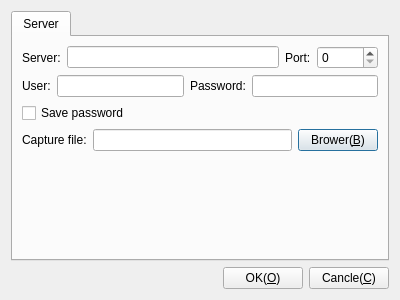
Old version of the form Viewer/Plugins/LibSSH/DlgSettingsSSH.ui in the repository KangLin/RabbitRemoteControl.
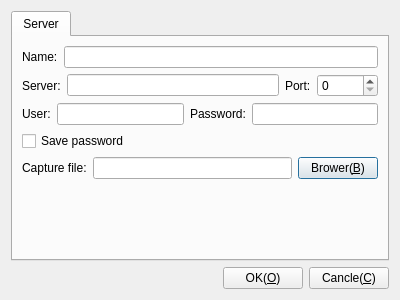
New version of the form.

Commit message: LibSSH: modify setting dailog for name

Patch:
```diff
--- a/Viewer/Plugins/LibSSH/DlgSettingsSSH.ui
+++ b/Viewer/Plugins/LibSSH/DlgSettingsSSH.ui
@@ -24,27 +24,21 @@
        <string>Server</string>
       </attribute>
       <layout class="QGridLayout" name="gridLayout">
-       <item row="4" column="0">
-        <spacer name="verticalSpacer">
-         <property name="orientation">
-          <enum>Qt::Vertical</enum>
-         </property>
-         <property name="sizeHint" stdset="0">
-          <size>
-           <width>20</width>
-           <height>40</height>
-          </size>
-         </property>
-        </spacer>
-       </item>
-       <item row="2" column="0">
-        <widget class="QCheckBox" name="cbSavePassword">
-         <property name="text">
-          <string>Save password</string>
-         </property>
-        </widget>
-       </item>
        <item row="0" column="0">
+        <layout class="QHBoxLayout" name="horizontalLayout_5">
+         <item>
+          <widget class="QLabel" name="label_6">
+           <property name="text">
+            <string>Name:</string>
+           </property>
+          </widget>
+         </item>
+         <item>
+          <widget class="QLineEdit" name="leName"/>
+         </item>
+        </layout>
+       </item>
+       <item row="1" column="0">
         <layout class="QHBoxLayout" name="horizontalLayout_2">
          <item>
           <widget class="QLabel" name="label">
@@ -72,7 +66,7 @@
          </item>
         </layout>
        </item>
-       <item row="1" column="0">
+       <item row="2" column="0">
         <layout class="QHBoxLayout" name="horizontalLayout_3">
          <item>
           <widget class="QLabel" name="label_3">
@@ -101,6 +95,13 @@
         </layout>
        </item>
        <item row="3" column="0">
+        <widget class="QCheckBox" name="cbSavePassword">
+         <property name="text">
+          <string>Save password</string>
+         </property>
+        </widget>
+       </item>
+       <item row="4" column="0">
         <layout class="QHBoxLayout" name="horizontalLayout_4">
          <item>
           <widget class="QLabel" name="label_5">
@@ -121,6 +122,19 @@
          </item>
         </layout>
        </item>
+       <item row="5" column="0">
+        <spacer name="verticalSpacer">
+         <property name="orientation">
+          <enum>Qt::Vertical</enum>
+         </property>
+         <property name="sizeHint" stdset="0">
+          <size>
+           <width>20</width>
+           <height>40</height>
+          </size>
+         </property>
+        </spacer>
+       </item>
       </layout>
      </widget>
     </widget>
```
The commit also changes 1 other file.
